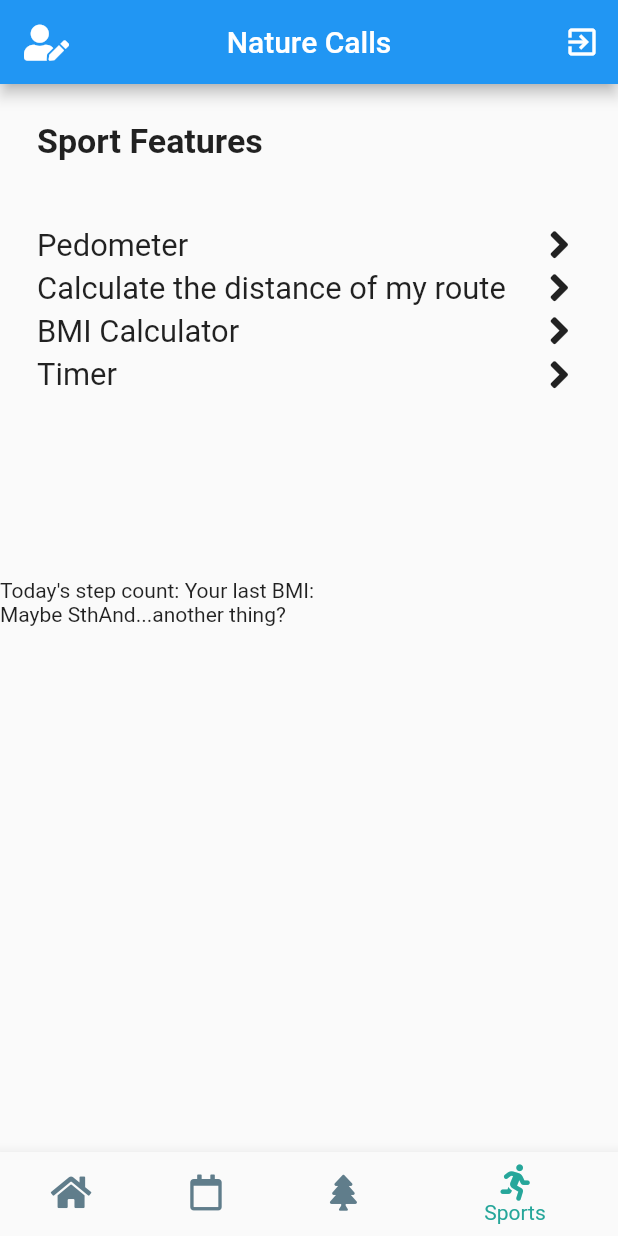
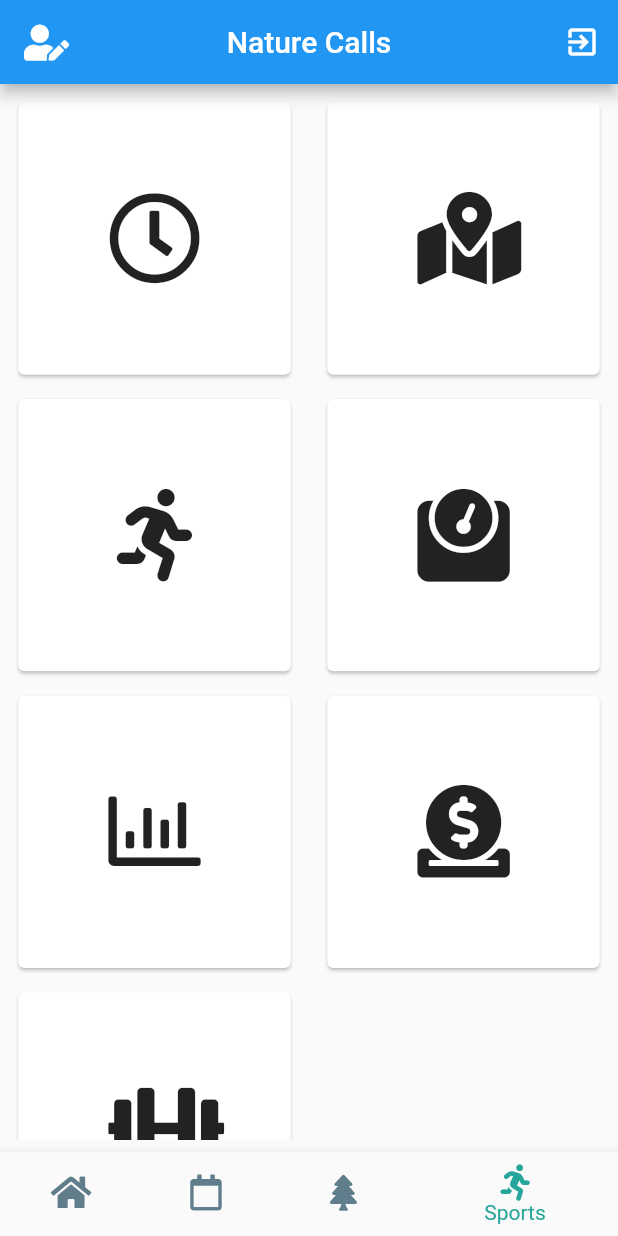
Before and after one commit to BatuhanYeter/nature-app, a Flutter app: the screen it shows once a user with an empty profile is signed in, item 4 of the bottom bar chosen, on a phone screen of 412 x 824 dp. Run offline on Flutter 3.47's test engine with Material 2 defaults, Android fonts, the phone set to English and light mode, and no system bars; our stand-ins replace animated_theme_switcher, circular_countdown_timer, cloud_firestore, dio, firebase_auth, firebase_core and 8 more; missing offline and left inert: flutter_polyline_points; accounts and stored records are empty; network calls fail.

Commit message:
chromometer + bmi

```diff
--- a/lib/main.dart
+++ b/lib/main.dart
@@ -14,7 +14,9 @@ import 'package:flutter_appp/screens/home.dart';
 import 'package:flutter_appp/screens/home_tabs/home_body.dart';
 import 'package:flutter_appp/screens/login.dart';
 import 'package:flutter_appp/screens/friend_requests.dart';
+import 'package:flutter_appp/screens/sport_tabs/bmi.dart';
 import 'package:flutter_appp/screens/sport_tabs/calculate_distance.dart';
+import 'package:flutter_appp/screens/sport_tabs/chronometer.dart';
 import 'package:flutter_appp/screens/sport_tabs/step_count.dart';
 import 'package:flutter_appp/screens/user_map.dart';
 import 'package:flutter_appp/screens/profile.dart';
@@ -99,7 +101,9 @@ class MyApp extends StatelessWidget {
                   '/addFriend': (context) => AddFriend(),
                   '/chat': (context) => ChatScreen(),
                   '/calculateDistance': (context) => CalculateDistance(),
-                  '/stepCount': (context) => StepCounter()
+                  '/stepCount': (context) => StepCounter(),
+                  '/bmi': (context) => Bmi(),
+                  '/chronometer': (context) => Chronometer()
 
                 },
               ),
--- a/lib/screens/current_user_events.dart
+++ b/lib/screens/current_user_events.dart
@@ -15,8 +15,6 @@ class CurrentUserEvents extends StatelessWidget {
     final applicationBloc = Provider.of<ApplicationBloc>(context);
 
     final events = applicationBloc.events;
-    print("-----------" + events.length.toString());
-    print("-----------" + events[0].from.toString());
     return Scaffold(
       appBar: AppBar(
         leading: CloseButton(),
--- a/lib/screens/home_tabs/activities.dart
+++ b/lib/screens/home_tabs/activities.dart
@@ -2,7 +2,6 @@ import 'package:flutter/material.dart';
 import 'package:flutter_appp/blocs/application_bloc.dart';
 import 'package:flutter_appp/models/event_data_source.dart';
 import 'package:flutter_appp/services/event_provider.dart';
-import 'package:flutter_appp/services/events_service.dart';
 import 'package:flutter_appp/widgets/tasks_widget.dart';
 import 'package:provider/provider.dart';
 import 'package:syncfusion_flutter_calendar/calendar.dart';
--- a/lib/screens/home_tabs/sports.dart
+++ b/lib/screens/home_tabs/sports.dart
@@ -11,129 +11,141 @@ class _SportsState extends State<Sports> {
   Widget build(BuildContext context) {
     Size size = MediaQuery.of(context).size;
     return Column(
-      children: [
-        Container(
-          height: size.height * 0.4,
-          width: size.width,
-          padding: EdgeInsets.only(
-              left: size.width * 0.06,
-              right: size.width * 0.06,
-              top: size.height * 0.03),
-          child: ListView(
-            children: [
-              Text(
-                "Sport Features",
-                style: TextStyle(
-                    fontSize: size.width * 0.055, fontWeight: FontWeight.bold),
+      crossAxisAlignment: CrossAxisAlignment.start,
+      children: <Widget>[
+        Expanded(
+          child: Padding(
+            padding: EdgeInsets.all(size.width * 0.02),
+            child: GridView(
+              gridDelegate: SliverGridDelegateWithFixedCrossAxisCount(
+                crossAxisCount: 2,
+                mainAxisSpacing: size.width * 0.02,
+                crossAxisSpacing: size.height * 0.02,
               ),
-              SizedBox(height: size.height * 0.05),
-              GestureDetector(
-                onTap: () {
-                  Navigator.pushNamed(context, "/stepCount");
-                },
-                child: Column(
-                  children: [
-                    Row(
-                      mainAxisAlignment: MainAxisAlignment.spaceBetween,
+              children: [
+                GestureDetector(
+                  onTap: () {
+                    Navigator.pushNamed(context, '/chronometer');
+                  },
+                  child: Card(
+                    child: Column(
+                      mainAxisAlignment: MainAxisAlignment.center,
+                      crossAxisAlignment: CrossAxisAlignment.center,
                       children: [
-                        Text(
-                          "Pedometer",
-                          style: TextStyle(fontSize: size.width * 0.05),
-                        ),
                         Icon(
-                          FontAwesomeIcons.angleRight,
-                          size: size.width * 0.07,
+                          FontAwesomeIcons.clock,
+                          size: size.width * 0.15,
                         ),
                       ],
-                    )
-                  ],
+                    ),
+                  ),
                 ),
-              ),
-              GestureDetector(
-                onTap: () {
-                  Navigator.pushNamed(context, '/calculateDistance');
-                },
-                child: Column(
-                  children: [
-                    Row(
-                      mainAxisAlignment: MainAxisAlignment.spaceBetween,
+                GestureDetector(
+                  onTap: () {
+                    Navigator.pushNamed(context, '/calculateDistance');
+                  },
+                  child: Card(
+                    child: Column(
+                      mainAxisAlignment: MainAxisAlignment.center,
+                      crossAxisAlignment: CrossAxisAlignment.center,
                       children: [
-                        Text(
-                          "Calculate the distance of my route",
-                          style: TextStyle(fontSize: size.width * 0.05),
-                        ),
                         Icon(
-                          FontAwesomeIcons.angleRight,
-                          size: size.width * 0.07,
+                          FontAwesomeIcons.mapMarkedAlt,
+                          size: size.width * 0.15,
                         ),
                       ],
-                    )
-                  ],
+                    ),
+                  ),
                 ),
-              ),
-              GestureDetector(
-                onTap: () {},
-                child: Column(
-                  children: [
-                    Row(
-                      mainAxisAlignment: MainAxisAlignment.spaceBetween,
+                GestureDetector(
+                  onTap: () {
+                    Navigator.pushNamed(context, '/stepCount');
+                  },
+                  child: Card(
+                    child: Column(
+                      mainAxisAlignment: MainAxisAlignment.center,
+                      crossAxisAlignment: CrossAxisAlignment.center,
                       children: [
-                        Text(
-                          "BMI Calculator",
-                          style: TextStyle(fontSize: size.width * 0.05),
-                        ),
                         Icon(
-                          FontAwesomeIcons.angleRight,
-                          size: size.width * 0.07,
+                          FontAwesomeIcons.running,
+                          size: size.width * 0.15,
                         ),
                       ],
-                    )
-                  ],
+                    ),
+                  ),
                 ),
-              ),
-              GestureDetector(
-                onTap: () {},
-                child: Column(
-                  children: [
-                    Row(
-                      mainAxisAlignment: MainAxisAlignment.spaceBetween,
+                GestureDetector(
+                  onTap: () {
+                    Navigator.pushNamed(context, '/bmi');
+                  },
+                  child: Card(
+                    child: Column(
+                      mainAxisAlignment: MainAxisAlignment.center,
+                      crossAxisAlignment: CrossAxisAlignment.center,
                       children: [
-                        Text(
-                          "Timer",
-                          style: TextStyle(fontSize: size.width * 0.05),
-                        ),
                         Icon(
-                          FontAwesomeIcons.angleRight,
-                          size: size.width * 0.07,
+                          FontAwesomeIcons.weight,
+                          size: size.width * 0.15,
                         ),
                       ],
-                    )
-                  ],
+                    ),
+                  ),
                 ),
-              ),
-            ],
+                GestureDetector(
+                  onTap: () {
+                    Navigator.pushNamed(context, '/stepCount');
+                  },
+                  child: Card(
+                    child: Column(
+                      mainAxisAlignment: MainAxisAlignment.center,
+                      crossAxisAlignment: CrossAxisAlignment.center,
+                      children: [
+                        Icon(
+                          FontAwesomeIcons.chartBar,
+                          size: size.width * 0.15,
+                        ),
+                      ],
+                    ),
+                  ),
+                ),
+                GestureDetector(
+                  onTap: () {
+                    Navigator.pushNamed(context, '/calculateDistance');
+                  },
+                  child: Card(
+                    child: Column(
+                      mainAxisAlignment: MainAxisAlignment.center,
+                      crossAxisAlignment: CrossAxisAlignment.center,
+                      children: [
+                        Icon(
+                          FontAwesomeIcons.donate,
+                          size: size.width * 0.15,
+                        ),
+                      ],
+                    ),
+                  ),
+                ),
+                GestureDetector(
+                  onTap: () {
+                    Navigator.pushNamed(context, '/calculateDistance');
+                  },
+                  child: Card(
+                    child: Column(
+                      mainAxisAlignment: MainAxisAlignment.center,
+                      crossAxisAlignment: CrossAxisAlignment.center,
+                      children: [
+                        Icon(
+                          FontAwesomeIcons.dumbbell,
+                          size: size.width * 0.15,
+                        ),
+                      ],
+                    ),
+                  ),
+                )
+              ],
+            ),
           ),
         ),
-        Container(
-          height: size.height * 0.4,
-          width: size.width,
-          child: Column(
-            children: [
-              Row(
-                children: [
-                  Text("Today's step count: "),
-                  Text("Your last BMI: ")
-                ],
-              ),
-              Row(
-                children: [
-                  Text("Maybe Sth"),
-                  Text("And...another thing?")
-                ],
-              )
-            ],
-          ),
-        )
       ],
     );
   }
--- a/lib/screens/sport_tabs/step_count.dart
+++ b/lib/screens/sport_tabs/step_count.dart
@@ -68,7 +68,7 @@ class _StepCounterState extends State<StepCounter> {
   Widget build(BuildContext context) {
     return Scaffold(
         appBar: AppBar(
-          title: const Text('Pedometer example app'),
+          title: Text('Pedometer'),
         ),
         body: Center(
           child: Column(
--- a/pubspec.yaml
+++ b/pubspec.yaml
@@ -46,7 +46,7 @@ dependencies:
   dio: ^4.0.0
   flutter_polyline_points: ^1.0.0
   pedometer: ^3.0.0
-
+  circular_countdown_timer: ^0.2.0
 flutter_native_splash:
   color: "#74c494"
   #background_image: "assets/icons/nature.png"
```
Also changed, not shown: lib/screens/sport_tabs/bmi.dart (+82 -0 lines), lib/screens/sport_tabs/chronometer.dart (added, +90 -0 lines), pubspec.lock.
